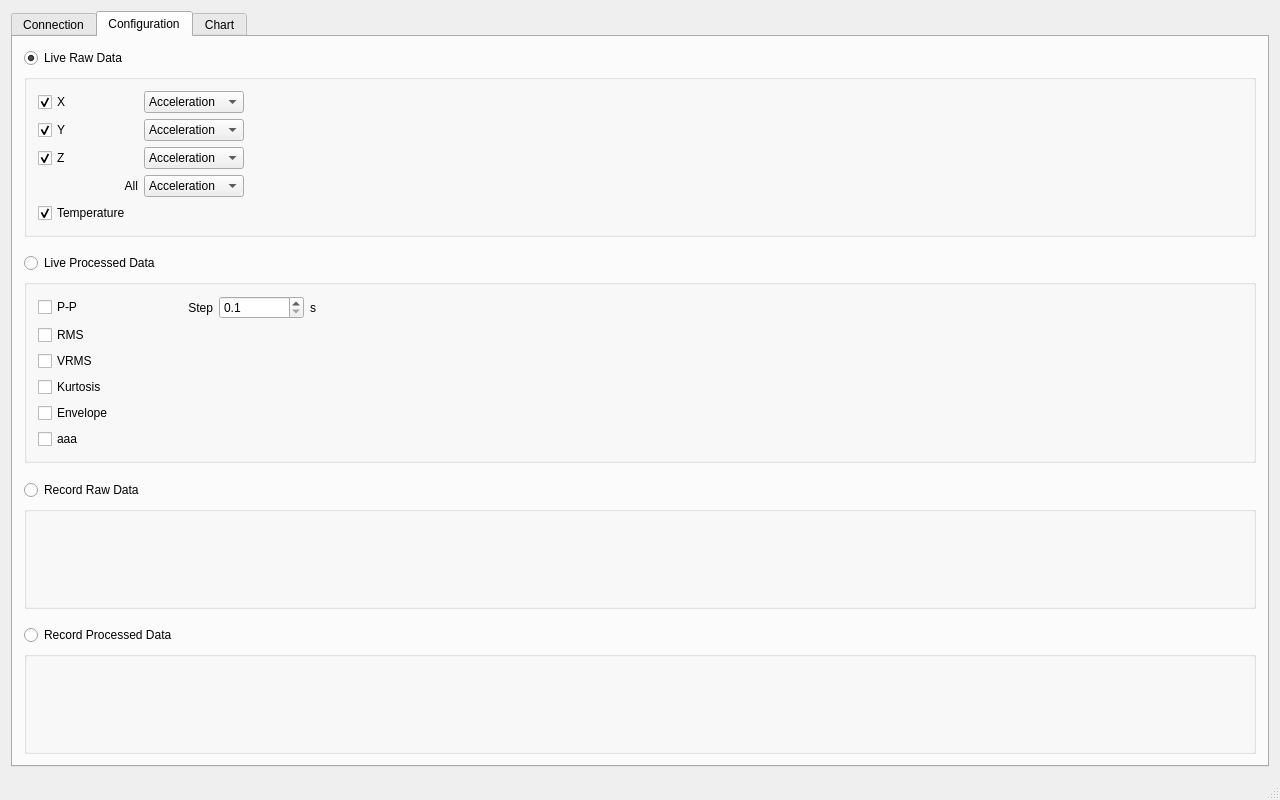
The window that src/mainwindow.ui (loruro/RPi_Vibration_Measurement_Desktop) describes before a commit, drawn with Qt 5.
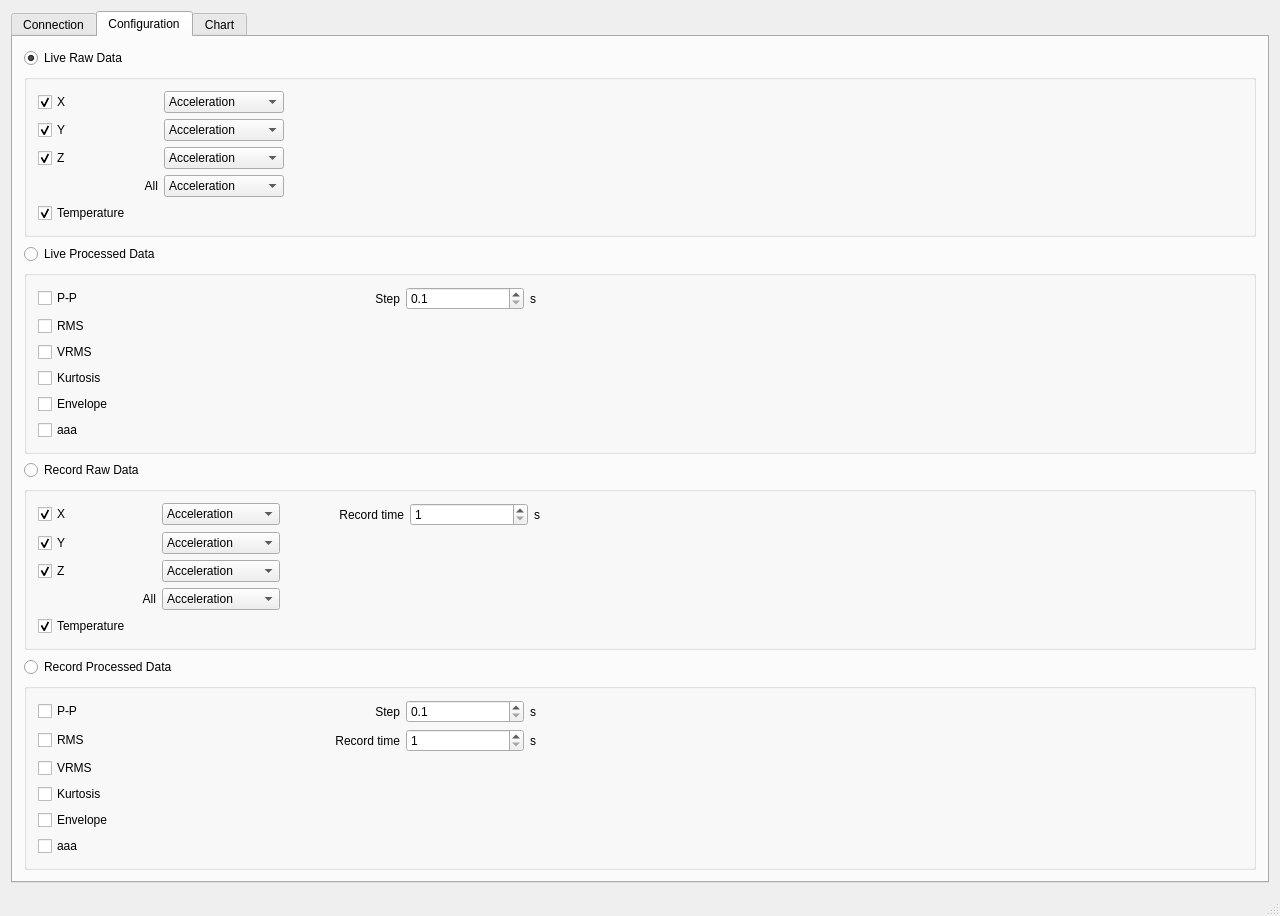
The same window after the commit. Custom widgets are drawn as their Qt base class.

Patch:
```diff
--- a/src/mainwindow.ui
+++ b/src/mainwindow.ui
@@ -7,7 +7,7 @@
     <x>0</x>
     <y>0</y>
     <width>1280</width>
-    <height>800</height>
+    <height>822</height>
    </rect>
   </property>
   <property name="windowTitle">
@@ -45,7 +45,7 @@
           <property name="title">
            <string/>
           </property>
-          <layout class="QGridLayout" name="gridLayout" columnstretch="1,1,10">
+          <layout class="QGridLayout" name="gridLayout" columnstretch="1,1,8">
            <item row="1" column="0">
             <widget class="QCheckBox" name="checkBox_2">
              <property name="text">
@@ -193,21 +193,11 @@
           <property name="title">
            <string/>
           </property>
-          <layout class="QGridLayout" name="gridLayout_2" columnstretch="1,1,1,1,10">
-           <item row="0" column="1">
-            <widget class="QLabel" name="label_2">
+          <layout class="QGridLayout" name="gridLayout_2" columnstretch="1,1,1,1,1,5">
+           <item row="3" column="0">
+            <widget class="QCheckBox" name="checkBox_8">
              <property name="text">
-              <string>Step</string>
-             </property>
-             <property name="alignment">
-              <set>Qt::AlignRight|Qt::AlignTrailing|Qt::AlignVCenter</set>
-             </property>
-            </widget>
-           </item>
-           <item row="0" column="3">
-            <widget class="QLabel" name="label_3">
-             <property name="text">
-              <string>s</string>
+              <string>Kurtosis</string>
              </property>
             </widget>
            </item>
@@ -218,10 +208,10 @@
              </property>
             </widget>
            </item>
-           <item row="1" column="0">
-            <widget class="QCheckBox" name="checkBox_6">
+           <item row="0" column="4">
+            <widget class="QLabel" name="label_3">
              <property name="text">
-              <string>RMS</string>
+              <string>s</string>
              </property>
             </widget>
            </item>
@@ -232,13 +222,26 @@
              </property>
             </widget>
            </item>
-           <item row="3" column="0">
-            <widget class="QCheckBox" name="checkBox_8">
+           <item row="1" column="0">
+            <widget class="QCheckBox" name="checkBox_6">
              <property name="text">
-              <string>Kurtosis</string>
+              <string>RMS</string>
              </property>
             </widget>
            </item>
+           <item row="0" column="5">
+            <spacer name="horizontalSpacer_2">
+             <property name="orientation">
+              <enum>Qt::Horizontal</enum>
+             </property>
+             <property name="sizeHint" stdset="0">
+              <size>
+               <width>40</width>
+               <height>20</height>
+              </size>
+             </property>
+            </spacer>
+           </item>
            <item row="4" column="0">
             <widget class="QCheckBox" name="checkBox_9">
              <property name="text">
@@ -253,20 +256,7 @@
              </property>
             </widget>
            </item>
-           <item row="0" column="4">
-            <spacer name="horizontalSpacer_2">
-             <property name="orientation">
-              <enum>Qt::Horizontal</enum>
-             </property>
-             <property name="sizeHint" stdset="0">
-              <size>
-               <width>40</width>
-               <height>20</height>
-              </size>
-             </property>
-            </spacer>
-           </item>
-           <item row="0" column="2">
+           <item row="0" column="3">
             <widget class="QDoubleSpinBox" name="doubleSpinBox">
              <property name="decimals">
               <number>1</number>
@@ -282,6 +272,29 @@
              </property>
             </widget>
            </item>
+           <item row="0" column="2">
+            <widget class="QLabel" name="label_2">
+             <property name="text">
+              <string>Step</string>
+             </property>
+             <property name="alignment">
+              <set>Qt::AlignRight|Qt::AlignTrailing|Qt::AlignVCenter</set>
+             </property>
+            </widget>
+           </item>
+           <item row="0" column="1">
+            <spacer name="horizontalSpacer_5">
+             <property name="orientation">
+              <enum>Qt::Horizontal</enum>
+             </property>
+             <property name="sizeHint" stdset="0">
+              <size>
+               <width>40</width>
+               <height>20</height>
+              </size>
+             </property>
+            </spacer>
+           </item>
           </layout>
          </widget>
         </item>
@@ -310,6 +323,154 @@
           <property name="title">
            <string/>
           </property>
+          <layout class="QGridLayout" name="gridLayout_3" columnstretch="1,1,1,1,1,5">
+           <item row="0" column="2">
+            <widget class="QLabel" name="label_7">
+             <property name="text">
+              <string>Record time</string>
+             </property>
+             <property name="alignment">
+              <set>Qt::AlignRight|Qt::AlignTrailing|Qt::AlignVCenter</set>
+             </property>
+            </widget>
+           </item>
+           <item row="0" column="3">
+            <widget class="QSpinBox" name="spinBox">
+             <property name="minimum">
+              <number>1</number>
+             </property>
+             <property name="maximum">
+              <number>600</number>
+             </property>
+            </widget>
+           </item>
+           <item row="4" column="0">
+            <widget class="QCheckBox" name="checkBox_14">
+             <property name="text">
+              <string>Temperature</string>
+             </property>
+             <property name="checked">
+              <bool>true</bool>
+             </property>
+            </widget>
+           </item>
+           <item row="1" column="5">
+            <spacer name="horizontalSpacer_3">
+             <property name="orientation">
+              <enum>Qt::Horizontal</enum>
+             </property>
+             <property name="sizeHint" stdset="0">
+              <size>
+               <width>40</width>
+               <height>20</height>
+              </size>
+             </property>
+            </spacer>
+           </item>
+           <item row="1" column="1">
+            <widget class="QComboBox" name="comboBox_6">
+             <item>
+              <property name="text">
+               <string>Acceleration</string>
+              </property>
+             </item>
+             <item>
+              <property name="text">
+               <string>Velocity</string>
+              </property>
+             </item>
+            </widget>
+           </item>
+           <item row="2" column="1">
+            <widget class="QComboBox" name="comboBox_7">
+             <item>
+              <property name="text">
+               <string>Acceleration</string>
+              </property>
+             </item>
+             <item>
+              <property name="text">
+               <string>Velocity</string>
+              </property>
+             </item>
+            </widget>
+           </item>
+           <item row="3" column="1">
+            <widget class="QComboBox" name="comboBox_8">
+             <item>
+              <property name="text">
+               <string>Acceleration</string>
+              </property>
+             </item>
+             <item>
+              <property name="text">
+               <string>Velocity</string>
+              </property>
+             </item>
+            </widget>
+           </item>
+           <item row="0" column="1">
+            <widget class="QComboBox" name="comboBox_5">
+             <item>
+              <property name="text">
+               <string>Acceleration</string>
+              </property>
+             </item>
+             <item>
+              <property name="text">
+               <string>Velocity</string>
+              </property>
+             </item>
+            </widget>
+           </item>
+           <item row="3" column="0">
+            <widget class="QLabel" name="label_4">
+             <property name="text">
+              <string>All</string>
+             </property>
+             <property name="alignment">
+              <set>Qt::AlignRight|Qt::AlignTrailing|Qt::AlignVCenter</set>
+             </property>
+            </widget>
+           </item>
+           <item row="1" column="0">
+            <widget class="QCheckBox" name="checkBox_12">
+             <property name="text">
+              <string>Y</string>
+             </property>
+             <property name="checked">
+              <bool>true</bool>
+             </property>
+            </widget>
+           </item>
+           <item row="0" column="0">
+            <widget class="QCheckBox" name="checkBox_11">
+             <property name="text">
+              <string>X</string>
+             </property>
+             <property name="checked">
+              <bool>true</bool>
+             </property>
+            </widget>
+           </item>
+           <item row="2" column="0">
+            <widget class="QCheckBox" name="checkBox_13">
+             <property name="text">
+              <string>Z</string>
+             </property>
+             <property name="checked">
+              <bool>true</bool>
+             </property>
+            </widget>
+           </item>
+           <item row="0" column="4">
+            <widget class="QLabel" name="label_8">
+             <property name="text">
+              <string>s</string>
+             </property>
+            </widget>
+           </item>
+          </layout>
          </widget>
         </item>
         <item>
@@ -337,6 +498,136 @@
           <property name="title">
            <string/>
           </property>
+          <layout class="QGridLayout" name="gridLayout_4" columnstretch="1,1,1,1,1,5">
+           <item row="0" column="2">
+            <widget class="QLabel" name="label_5">
+             <property name="text">
+              <string>Step</string>
+             </property>
+             <property name="alignment">
+              <set>Qt::AlignRight|Qt::AlignTrailing|Qt::AlignVCenter</set>
+             </property>
+            </widget>
+           </item>
+           <item row="1" column="0">
+            <widget class="QCheckBox" name="checkBox_15">
+             <property name="text">
+              <string>RMS</string>
+             </property>
+            </widget>
+           </item>
+           <item row="0" column="0">
+            <widget class="QCheckBox" name="checkBox_20">
+             <property name="text">
+              <string>P-P</string>
+             </property>
+            </widget>
+           </item>
+           <item row="2" column="0">
+            <widget class="QCheckBox" name="checkBox_16">
+             <property name="text">
+              <string>VRMS</string>
+             </property>
+            </widget>
+           </item>
+           <item row="0" column="4">
+            <widget class="QLabel" name="label_6">
+             <property name="text">
+              <string>s</string>
+             </property>
+            </widget>
+           </item>
+           <item row="1" column="3">
+            <widget class="QSpinBox" name="spinBox_2">
+             <property name="minimum">
+              <number>1</number>
+             </property>
+             <property name="maximum">
+              <number>600</number>
+             </property>
+            </widget>
+           </item>
+           <item row="1" column="2">
+            <widget class="QLabel" name="label_9">
+             <property name="text">
+              <string>Record time</string>
+             </property>
+             <property name="alignment">
+              <set>Qt::AlignRight|Qt::AlignTrailing|Qt::AlignVCenter</set>
+             </property>
+            </widget>
+           </item>
+           <item row="1" column="4">
+            <widget class="QLabel" name="label_10">
+             <property name="text">
+              <string>s</string>
+             </property>
+            </widget>
+           </item>
+           <item row="4" column="0">
+            <widget class="QCheckBox" name="checkBox_18">
+             <property name="text">
+              <string>Envelope</string>
+             </property>
+            </widget>
+           </item>
+           <item row="0" column="5">
+            <spacer name="horizontalSpacer_4">
+             <property name="orientation">
+              <enum>Qt::Horizontal</enum>
+             </property>
+             <property name="sizeHint" stdset="0">
+              <size>
+               <width>40</width>
+               <height>20</height>
+              </size>
+             </property>
+            </spacer>
+           </item>
+           <item row="5" column="0">
+            <widget class="QCheckBox" name="checkBox_19">
+             <property name="text">
+              <string>aaa</string>
+             </property>
+            </widget>
+           </item>
+           <item row="3" column="0">
+            <widget class="QCheckBox" name="checkBox_17">
+             <property name="text">
+              <string>Kurtosis</string>
+             </property>
+            </widget>
+           </item>
+           <item row="0" column="3">
+            <widget class="QDoubleSpinBox" name="doubleSpinBox_2">
+             <property name="decimals">
+              <number>1</number>
+             </property>
+             <property name="minimum">
+              <double>0.100000000000000</double>
+             </property>
+             <property name="maximum">
+              <double>10.000000000000000</double>
+             </property>
+             <property name="singleStep">
+              <double>0.100000000000000</double>
+             </property>
+            </widget>
+           </item>
+           <item row="0" column="1">
+            <spacer name="horizontalSpacer_6">
+             <property name="orientation">
+              <enum>Qt::Horizontal</enum>
+             </property>
+             <property name="sizeHint" stdset="0">
+              <size>
+               <width>40</width>
+               <height>20</height>
+              </size>
+             </property>
+            </spacer>
+           </item>
+          </layout>
          </widget>
         </item>
        </layout>
```
